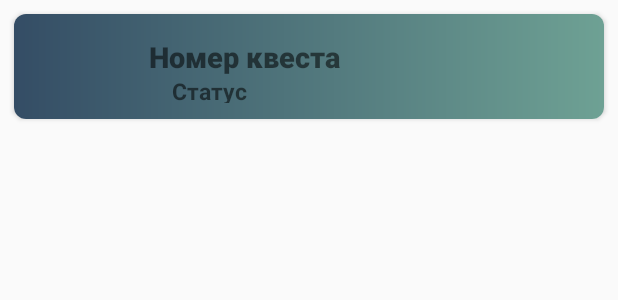
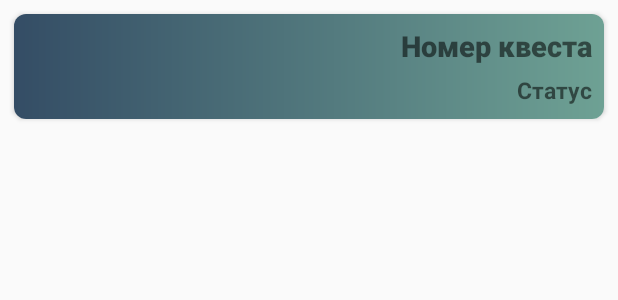
Before and after one commit to TheHoboCoder/MagunyataSecrets, an Android app: the layout quest_item.xml on its own in the app's theme, with its tools: preview values and no code run, on a phone screen of 412 x 824 dp. Shown: the top 300 px of the screen. Run offline under Robolectric (Android 15) with nearby library versions, the phone set to English and light mode, and no system bars.

Commit message:
Changed layout of item

```diff
--- a/app/src/main/res/layout/activity_main.xml
+++ b/app/src/main/res/layout/activity_main.xml
@@ -50,7 +50,7 @@
         app:cardElevation="8dp"
         android:onClick="testCamera"
         android:layout_height="0dp"
-        android:layout_weight="1">
+        android:layout_weight="2">
         <androidx.constraintlayout.widget.ConstraintLayout
             android:background="@drawable/bg1"
             android:layout_width="match_parent"
@@ -160,11 +160,7 @@
     <ScrollView
         android:layout_width="match_parent"
         android:layout_height="0dp"
-        android:layout_weight="2">
-        <RelativeLayout
-            android:layout_width="match_parent"
-            android:layout_height="match_parent"
-            android:orientation="vertical">
+        android:layout_weight="3">
             <androidx.recyclerview.widget.RecyclerView
                 android:id="@+id/recyclerView"
                 android:layout_width="match_parent"
@@ -175,6 +171,5 @@
                 app:layout_constraintStart_toStartOf="parent"
                 app:layout_constraintTop_toTopOf="parent">
             </androidx.recyclerview.widget.RecyclerView>
-        </RelativeLayout>
     </ScrollView>
 </LinearLayout>
--- a/app/src/main/res/layout/quest_item.xml
+++ b/app/src/main/res/layout/quest_item.xml
@@ -1,66 +1,58 @@
 <?xml version="1.0" encoding="utf-8"?>
-
 <androidx.cardview.widget.CardView
     xmlns:android="http://schemas.android.com/apk/res/android"
-    android:layout_width="wrap_content"
+    android:layout_width="match_parent"
     android:layout_height="70dp"
     xmlns:app="http://schemas.android.com/apk/res-auto"
     app:cardCornerRadius="8dp"
+    android:elevation="4dp"
     android:layout_gravity="center_horizontal"
     android:layout_margin="9dp"
     >
 
-    <RelativeLayout
+    <androidx.constraintlayout.widget.ConstraintLayout
+        android:background="@drawable/bg2"
         android:layout_width="match_parent"
-        android:layout_height="match_parent"
-        android:background="@drawable/bg2">
-
-        <RelativeLayout
-            android:layout_marginTop="7dp"
-            android:layout_width="66dp"
-            android:layout_height="47dp">
+        android:layout_height="match_parent">
 
         <ImageView
             android:id="@+id/image"
-                android:layout_width="66dp"
-                android:layout_height="match_parent"
-                />
-
-        </RelativeLayout>
-
-        <RelativeLayout
-            android:layout_width="match_parent"
-            android:layout_height="44dp"
-            android:layout_marginStart="70dp"
-            android:layout_marginTop="15dp">
+            android:layout_width="0dp"
+            android:layout_height="0dp"
+            android:layout_marginStart="8dp"
+            android:layout_marginTop="8dp"
+            app:layout_constraintDimensionRatio="1"
+            app:layout_constraintHeight_percent="0.6"
+            app:layout_constraintStart_toStartOf="parent"
+            app:layout_constraintTop_toTopOf="parent" />
 
         <TextView
             android:id="@+id/name"
-                android:layout_width="match_parent"
+            android:layout_width="0dp"
             android:layout_height="wrap_content"
+            android:layout_marginTop="8dp"
+            android:layout_marginEnd="8dp"
             android:fontFamily="sans-serif-black"
             android:text="Номер квеста"
-                android:layout_marginStart="20dp"
             android:textSize="19sp"
-                android:textStyle="bold">
-
-            </TextView>
-
+            android:textStyle="bold"
+            app:layout_constraintEnd_toEndOf="parent"
+            app:layout_constraintTop_toTopOf="parent" />
 
         <TextView
             android:id="@+id/status"
-                android:layout_width="match_parent"
-                android:layout_height="28dp"
-                android:layout_marginTop="27dp"
+            android:layout_width="wrap_content"
+            android:layout_height="wrap_content"
+            android:layout_marginTop="8dp"
+            android:layout_marginEnd="8dp"
             android:fontFamily="serif-monospace"
             android:text="Статус"
-                android:layout_marginStart="35dp"
             android:textSize="15sp"
-                android:textStyle="bold">
+            android:textStyle="bold"
+            app:layout_constraintEnd_toEndOf="parent"
+            app:layout_constraintTop_toBottomOf="@+id/name" />
 
-            </TextView>
+    </androidx.constraintlayout.widget.ConstraintLayout>
 
-        </RelativeLayout>
 
-    </RelativeLayout>
 </androidx.cardview.widget.CardView>
```
Lines whose indentation alone changed are shown as unchanged.
